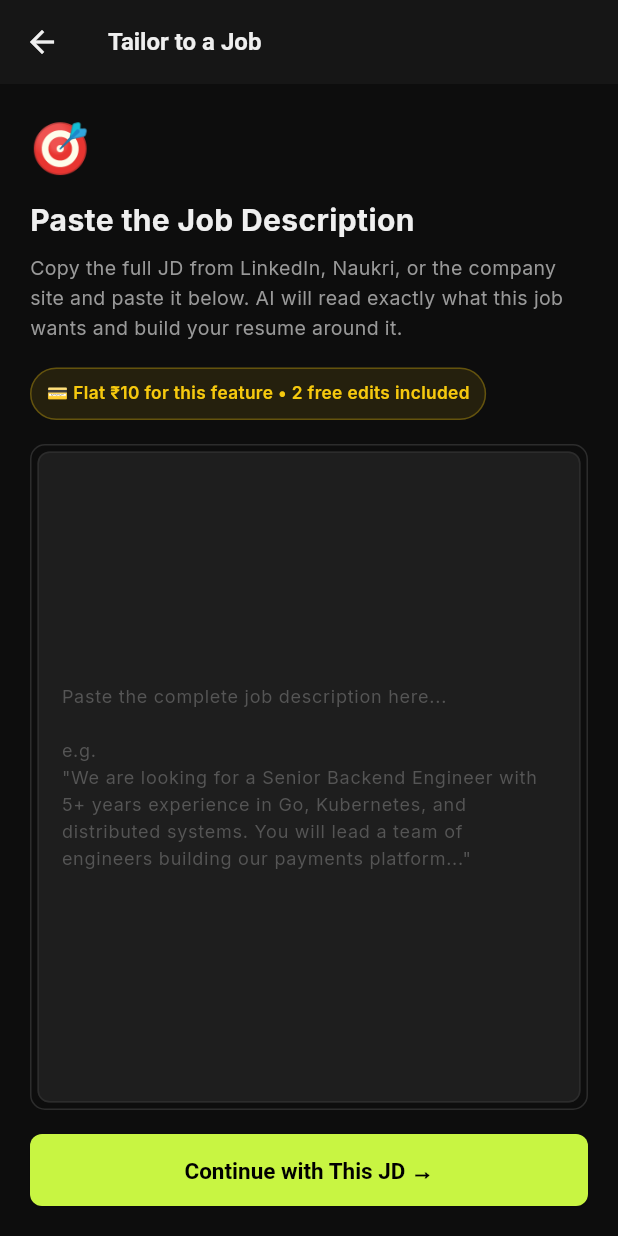
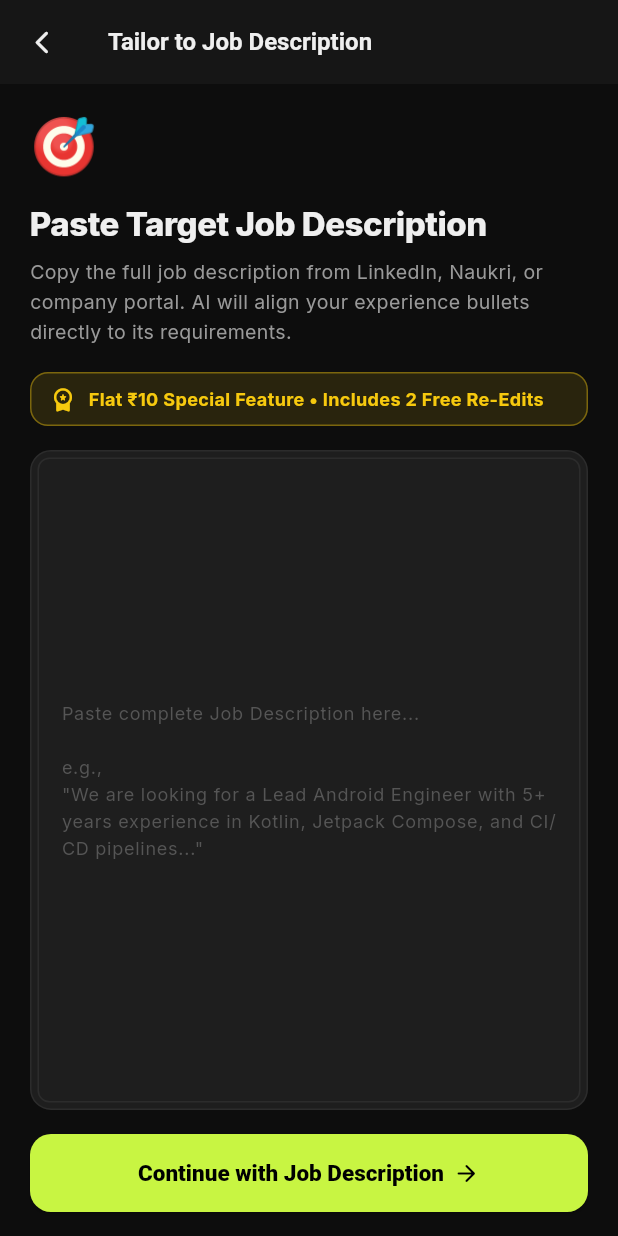
Before and after one commit to Gulabjamun99/resume_ai_pro-, a Flutter app: the JDPasteScreen screen opened directly, on a phone screen of 412 x 824 dp. Run offline on Flutter 3.47's test engine with Material 3 defaults, Android fonts, the phone set to English and light mode, and no system bars; drawn by our look-alikes of flutter_animate; our stand-ins replace file_picker, google_fonts, open_file, shared_preferences; accounts and stored records are empty; statements that could not run were skipped.

Commit message:
Android Polish: Enhanced JDPasteScreen with Material 3 styling, entrance animations, and 52dp tap targets

```diff
--- a/lib/screens/jd_paste_screen.dart
+++ b/lib/screens/jd_paste_screen.dart
@@ -1,13 +1,9 @@
 // lib/screens/jd_paste_screen.dart
 import 'package:flutter/material.dart';
+import 'package:flutter_animate/flutter_animate.dart';
 import '../theme.dart';
 import 'cv_source_screen.dart';
 
-/// First screen in the "Tailor to a Job Description" flow.
-/// User pastes the JD text here, then goes on to provide their CV
-/// (upload / paste / manual) same as the normal flow, but everything
-/// downstream knows a jobDescription is set — which changes pricing
-/// (₹10 flat), the AI prompt used, and the free-edit count (2 instead of 3).
 class JDPasteScreen extends StatefulWidget {
   const JDPasteScreen({super.key});
   @override
@@ -21,65 +17,124 @@ class _JDPasteScreenState extends State<JDPasteScreen> {
     final jd = _jdCtrl.text.trim();
     if (jd.length < 40) {
       ScaffoldMessenger.of(context).showSnackBar(
-        const SnackBar(content: Text('Please paste the full job description (at least a few lines)'), backgroundColor: AppColors.red),
+        const SnackBar(
+          content: Text('Please paste the complete job description (at least a few lines)'),
+          backgroundColor: AppColors.red,
+        ),
       );
       return;
     }
-    Navigator.push(context, MaterialPageRoute(
+    Navigator.push(
+      context,
+      MaterialPageRoute(
         builder: (_) => CVSourceScreen(jobDescription: jd),
-    ));
+      ),
+    );
   }
 
   @override
   Widget build(BuildContext context) {
     return Scaffold(
-      appBar: AppBar(title: const Text('Tailor to a Job')),
+      backgroundColor: AppColors.bg,
+      appBar: AppBar(
+        title: const Text('Tailor to Job Description', style: TextStyle(fontSize: 16, fontWeight: FontWeight.w700)),
+        leading: IconButton(
+          icon: const Icon(Icons.arrow_back_ios_new_rounded, size: 18),
+          onPressed: () => Navigator.pop(context),
+        ),
+      ),
       body: SafeArea(
         child: Padding(
-          padding: const EdgeInsets.all(20),
-          child: Column(crossAxisAlignment: CrossAxisAlignment.start, children: [
-            const Text('🎯', style: TextStyle(fontSize: 32)),
+          padding: const EdgeInsets.symmetric(horizontal: 20, vertical: 16),
+          child: Column(
+            crossAxisAlignment: CrossAxisAlignment.start,
+            children: [
+              const Text('🎯', style: TextStyle(fontSize: 36)).animate().scale(),
               const SizedBox(height: 10),
-            const Text('Paste the Job Description', style: TextStyle(fontSize: 20, fontWeight: FontWeight.w700, color: AppColors.text)),
+              const Text(
+                'Paste Target Job Description',
+                style: TextStyle(
+                  fontSize: 22,
+                  fontWeight: FontWeight.w800,
+                  color: AppColors.text,
+                  letterSpacing: -0.3,
+                ),
+              ).animate().fadeIn(delay: 100.ms, duration: 400.ms),
               const SizedBox(height: 8),
               const Text(
-              'Copy the full JD from LinkedIn, Naukri, or the company site and paste it below. AI will read exactly what this job wants and build your resume around it.',
+                'Copy the full job description from LinkedIn, Naukri, or company portal. AI will align your experience bullets directly to its requirements.',
                 style: TextStyle(fontSize: 13, color: AppColors.text2, height: 1.5),
-            ),
+              ).animate().fadeIn(delay: 200.ms, duration: 400.ms),
               const SizedBox(height: 16),
 
               Container(
-              padding: const EdgeInsets.symmetric(horizontal: 10, vertical: 8),
-              decoration: BoxDecoration(color: AppColors.gold.withOpacity(0.1), border: Border.all(color: AppColors.gold.withOpacity(0.3)), borderRadius: BorderRadius.circular(20)),
-              child: const Text('💳 Flat ₹10 for this feature • 2 free edits included', style: TextStyle(fontSize: 11.5, color: AppColors.gold, fontWeight: FontWeight.w600)),
+                padding: const EdgeInsets.symmetric(horizontal: 12, vertical: 8),
+                decoration: BoxDecoration(
+                  color: AppColors.gold.withOpacity(0.12),
+                  border: Border.all(color: AppColors.gold.withOpacity(0.4)),
+                  borderRadius: BorderRadius.circular(12),
                 ),
+                child: const Row(
+                  children: [
+                    Icon(Icons.workspace_premium_rounded, color: AppColors.gold, size: 18),
+                    SizedBox(width: 8),
+                    Expanded(
+                      child: Text(
+                        'Flat ₹10 Special Feature • Includes 2 Free Re-Edits',
+                        style: TextStyle(fontSize: 12, color: AppColors.gold, fontWeight: FontWeight.w700),
+                      ),
+                    ),
+                  ],
+                ),
+              ).animate().fadeIn(delay: 300.ms, duration: 400.ms),
               const SizedBox(height: 16),
 
               Expanded(
                 child: Container(
                   padding: const EdgeInsets.all(4),
-                decoration: BoxDecoration(border: Border.all(color: AppColors.border), borderRadius: BorderRadius.circular(10)),
+                  decoration: BoxDecoration(
+                    color: AppColors.bg3,
+                    border: Border.all(color: AppColors.border),
+                    borderRadius: BorderRadius.circular(14),
+                  ),
                   child: TextField(
                     controller: _jdCtrl,
                     maxLines: null,
                     expands: true,
-                  style: const TextStyle(color: AppColors.text, fontSize: 12.5, height: 1.5),
+                    style: const TextStyle(color: AppColors.text, fontSize: 13, height: 1.5),
                     decoration: const InputDecoration(
                       border: InputBorder.none,
                       contentPadding: EdgeInsets.all(12),
-                    hintText: 'Paste the complete job description here...\n\ne.g.\n"We are looking for a Senior Backend Engineer with 5+ years experience in Go, Kubernetes, and distributed systems. You will lead a team of engineers building our payments platform..."',
+                      hintText:
+                          'Paste complete Job Description here...\n\ne.g.,\n"We are looking for a Lead Android Engineer with 5+ years experience in Kotlin, Jetpack Compose, and CI/CD pipelines..."',
                       hintStyle: TextStyle(color: AppColors.text3, fontSize: 12),
                     ),
                   ),
                 ),
-            ),
+              ).animate().fadeIn(delay: 400.ms, duration: 450.ms),
               const SizedBox(height: 16),
 
-            SizedBox(width: double.infinity, child: ElevatedButton(
+              SizedBox(
+                width: double.infinity,
+                height: 52,
+                child: ElevatedButton(
                   onPressed: _continue,
-              child: const Text('Continue with This JD →'),
-            )),
-          ]),
+                  style: ElevatedButton.styleFrom(
+                    backgroundColor: AppColors.accent,
+                    shape: RoundedRectangleBorder(borderRadius: BorderRadius.circular(14)),
+                  ),
+                  child: const Row(
+                    mainAxisAlignment: MainAxisAlignment.center,
+                    children: [
+                      Text('Continue with Job Description', style: TextStyle(color: Colors.black, fontWeight: FontWeight.w800, fontSize: 15)),
+                      SizedBox(width: 6),
+                      Icon(Icons.arrow_forward_rounded, color: Colors.black, size: 18),
+                    ],
+                  ),
+                ),
+              ).animate().fadeIn(delay: 500.ms, duration: 450.ms),
+            ],
+          ),
         ),
       ),
     );
```
Lines whose indentation alone changed are shown as unchanged.
